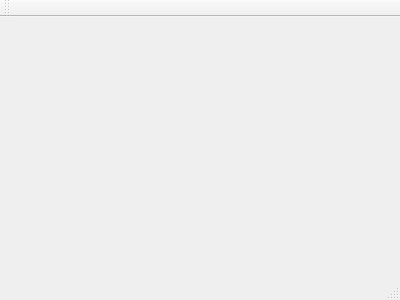
The window that mainwindow.ui (ronnie173/QTCurvesCPP) describes before a commit, drawn with Qt 5.
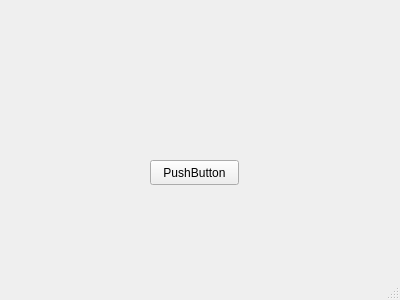
The same window after the commit.

What changed in the file:
```diff
--- a/mainwindow.ui
+++ b/mainwindow.ui
@@ -12,13 +12,24 @@
   <property name="windowTitle" >
    <string>MainWindow</string>
   </property>
-  <widget class="QMenuBar" name="menuBar" />
-  <widget class="QToolBar" name="mainToolBar" />
-  <widget class="QWidget" name="centralWidget" />
-  <widget class="QStatusBar" name="statusBar" />
+  <widget class="QWidget" name="centralWidget">
+   <widget class="QPushButton" name="pushButton">
+    <property name="geometry">
+     <rect>
+      <x>150</x>
+      <y>160</y>
+      <width>89</width>
+      <height>25</height>
+     </rect>
+    </property>
+    <property name="text">
+     <string>PushButton</string>
+    </property>
+   </widget>
+  </widget>
+  <widget class="QStatusBar" name="statusBar"/>
  </widget>
- <layoutDefault spacing="6" margin="11" />
- <pixmapfunction></pixmapfunction>
+ <layoutdefault spacing="6" margin="11"/>
  <resources/>
  <connections/>
 </ui>
```
Left out of the diff: 7 changed lines with no effect on the pictures.
